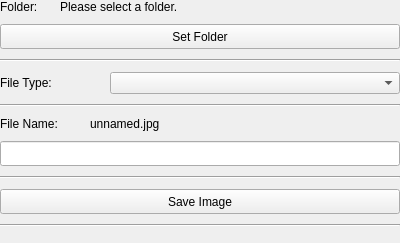
This is src/uientities/writepropertiesentity.ui in ttddee/Cascade as Qt 5 draws it before an edit. The edited form follows.
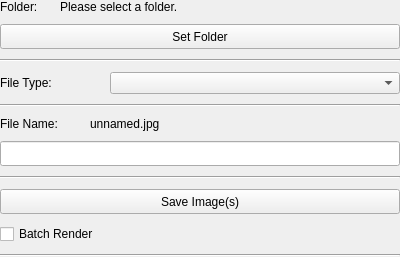
This is the edited form.

Commit message: Implemented batch rendering.

Patch:
```diff
--- a/src/uientities/writepropertiesentity.ui
+++ b/src/uientities/writepropertiesentity.ui
@@ -13,7 +13,7 @@
   <property name="maximumSize">
    <size>
     <width>16777215</width>
-    <height>243</height>
+    <height>272</height>
    </size>
   </property>
   <property name="windowTitle">
@@ -194,7 +194,14 @@
         </size>
        </property>
        <property name="text">
-        <string>Save Image</string>
+        <string>Save Image(s)</string>
+       </property>
+      </widget>
+     </item>
+     <item>
+      <widget class="QCheckBox" name="batchCheckBox">
+       <property name="text">
+        <string>Batch Render</string>
        </property>
       </widget>
      </item>
```
The commit also changes 14 other files.
